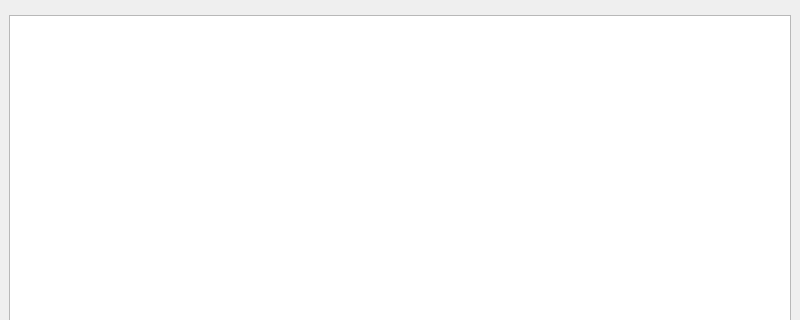
Old version of the form MainWindow.ui in the repository simotek/training-repo; both pictures show x 0 to 800 and y 0 to 320 of the 800 by 600 pixel window.
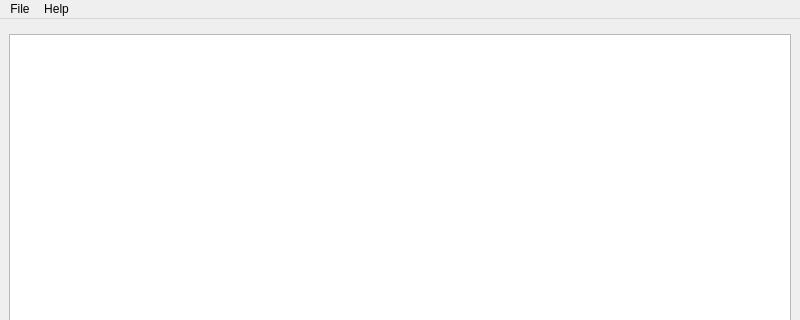
New version of the form. Custom widgets are drawn as their Qt base class.

Commit message:
Add very basic menu structure
Items are not implemented

Diff of the .ui file:
```diff
--- a/MainWindow.ui
+++ b/MainWindow.ui
@@ -77,6 +77,23 @@
      <height>17</height>
     </rect>
    </property>
+   <widget class="QMenu" name="menuFile">
+    <property name="title">
+     <string>File</string>
+    </property>
+    <addaction name="separator"/>
+    <addaction name="actionImport"/>
+    <addaction name="separator"/>
+    <addaction name="actionQuit"/>
+   </widget>
+   <widget class="QMenu" name="menuHelp">
+    <property name="title">
+     <string>Help</string>
+    </property>
+    <addaction name="actionAbout_Qt"/>
+   </widget>
+   <addaction name="menuFile"/>
+   <addaction name="menuHelp"/>
   </widget>
   <widget class="QStatusBar" name="statusbar"/>
  </widget>
```
Left out of the diff: 15 changed lines with no effect on the pictures.
